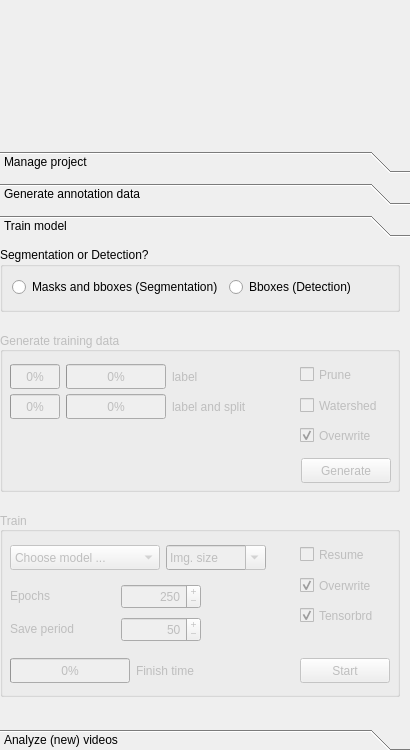
OCTRON-tracking/OCTRON-GUI, file octron/qt_gui/octron.ui: the form before one commit.
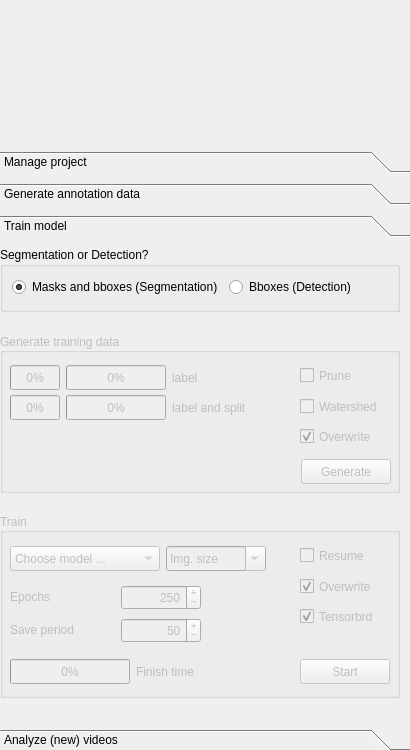
The form after the commit. The open tabs and pages were chosen to show the change. Icons and pictures are not drawn.

Commit message: Small layout and tooltip changes

Diff of the .ui file:
```diff
--- a/octron/qt_gui/octron.ui
+++ b/octron/qt_gui/octron.ui
@@ -1200,13 +1200,16 @@
           <x>0</x>
           <y>0</y>
           <width>402</width>
-          <height>450</height>
+          <height>461</height>
          </rect>
         </property>
         <layout class="QVBoxLayout" name="train_vertical_layout" stretch="0,0,0">
          <property name="spacing">
           <number>20</number>
          </property>
+         <property name="bottomMargin">
+          <number>10</number>
+         </property>
          <item alignment="Qt::AlignmentFlag::AlignTop">
           <widget class="QGroupBox" name="segmentation_bbox_decision_groupbox">
            <property name="minimumSize">
@@ -1230,7 +1233,7 @@
            <property name="title">
             <string>Segmentation or Detection?</string>
            </property>
-           <widget class="QWidget" name="">
+           <widget class="QWidget" name="layoutWidget">
             <property name="geometry">
              <rect>
               <x>12</x>
@@ -1249,6 +1252,9 @@
                <property name="text">
                 <string>Masks and bboxes (Segmentation)</string>
                </property>
+               <property name="checked">
+                <bool>true</bool>
+               </property>
               </widget>
              </item>
              <item row="0" column="1" alignment="Qt::AlignmentFlag::AlignLeft">
```
Left out of the diff: 6 changed lines with no effect on the pictures. The commit also changes 3 other files.
